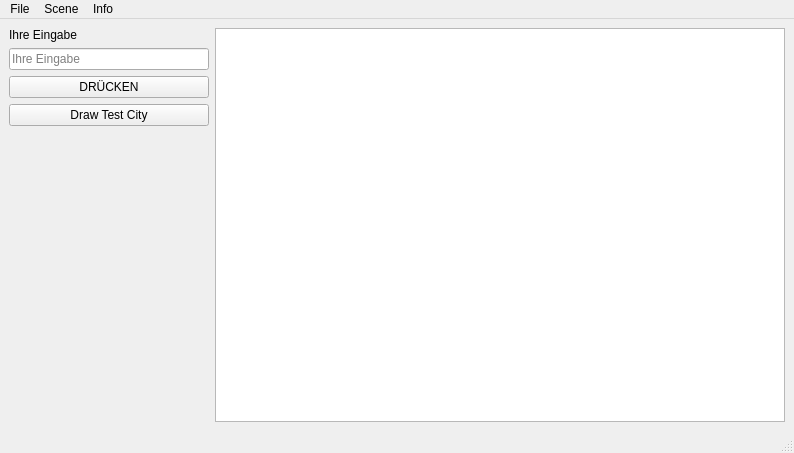
First picture: the form in Streetplanner/mainwindow.ui, repository CE-greater-ET/praktikum-it-1-basti, before the edit.
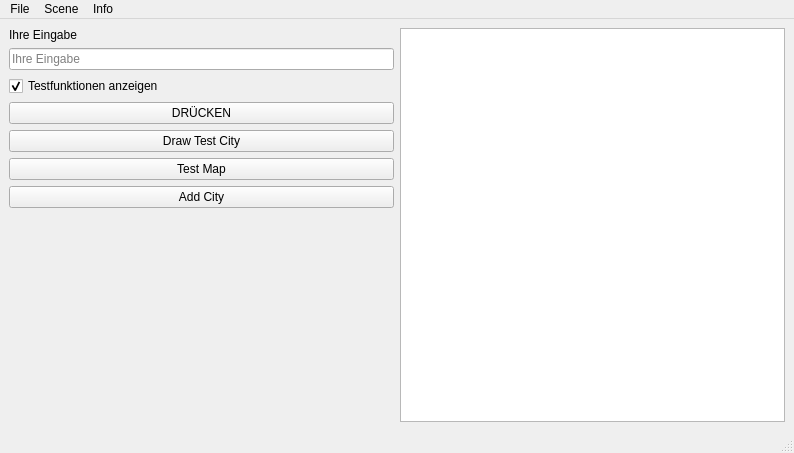
Second picture: the form after the edit.

The edit to the form file:
```diff
--- a/Streetplanner/mainwindow.ui
+++ b/Streetplanner/mainwindow.ui
@@ -14,31 +14,38 @@
    <string>Streetplanner</string>
   </property>
   <widget class="QWidget" name="centralwidget">
-   <layout class="QGridLayout" name="gridLayout" columnstretch="0,1" columnminimumwidth="200,0">
+   <layout class="QGridLayout" name="gridLayout" columnstretch="0,0,0">
     <property name="spacing">
      <number>-1</number>
     </property>
-    <item row="0" column="0">
-     <widget class="QLabel" name="input_label">
+    <item row="5" column="1">
+     <widget class="QPushButton" name="testMapButton">
       <property name="text">
-       <string>Ihre Eingabe</string>
+       <string>Test Map</string>
       </property>
-      <property name="textFormat">
-       <enum>Qt::AutoText</enum>
-      </property>
      </widget>
     </item>
-    <item row="1" column="0">
-     <widget class="QLineEdit" name="test_lineEdit">
-      <property name="placeholderText">
-       <string>Ihre Eingabe</string>
+    <item row="2" column="1">
+     <widget class="QCheckBox" name="checkBox">
+      <property name="enabled">
+       <bool>true</bool>
       </property>
-      <property name="clearButtonEnabled">
+      <property name="text">
+       <string>Testfunktionen anzeigen</string>
+      </property>
+      <property name="checked">
        <bool>true</bool>
       </property>
      </widget>
     </item>
-    <item row="2" column="0">
+    <item row="4" column="1">
+     <widget class="QPushButton" name="testCityButton">
+      <property name="text">
+       <string>Draw Test City</string>
+      </property>
+     </widget>
+    </item>
+    <item row="3" column="1">
      <widget class="QPushButton" name="test_pushButton">
       <property name="toolTip">
        <string>Testet, ob die Eingabe ein Text oder eine Zahl ist</string>
@@ -48,7 +55,7 @@
       </property>
      </widget>
     </item>
-    <item row="4" column="0">
+    <item row="7" column="1">
      <spacer name="verticalSpacer">
       <property name="orientation">
        <enum>Qt::Vertical</enum>
@@ -61,13 +68,33 @@
       </property>
      </spacer>
     </item>
-    <item row="0" column="1" rowspan="5">
+    <item row="0" column="2" rowspan="8">
      <widget class="QGraphicsView" name="graphicsView"/>
     </item>
-    <item row="3" column="0">
-     <widget class="QPushButton" name="testCityButton">
+    <item row="0" column="1">
+     <widget class="QLabel" name="input_label">
       <property name="text">
-       <string>Draw Test City</string>
+       <string>Ihre Eingabe</string>
+      </property>
+      <property name="textFormat">
+       <enum>Qt::AutoText</enum>
+      </property>
+     </widget>
+    </item>
+    <item row="1" column="1">
+     <widget class="QLineEdit" name="test_lineEdit">
+      <property name="placeholderText">
+       <string>Ihre Eingabe</string>
+      </property>
+      <property name="clearButtonEnabled">
+       <bool>true</bool>
+      </property>
+     </widget>
+    </item>
+    <item row="6" column="1">
+     <widget class="QPushButton" name="addCity_button">
+      <property name="text">
+       <string>Add City</string>
       </property>
      </widget>
     </item>
```
